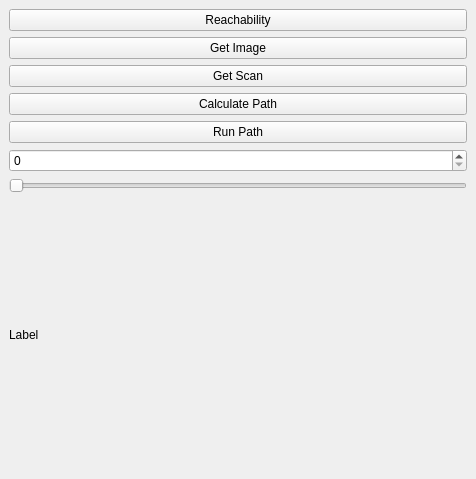
Above: main/src/SamplePlugin.ui from balintbarna/Robotics-and-Computer-Vision-Semester-Project before the change. Below: the same form after it.
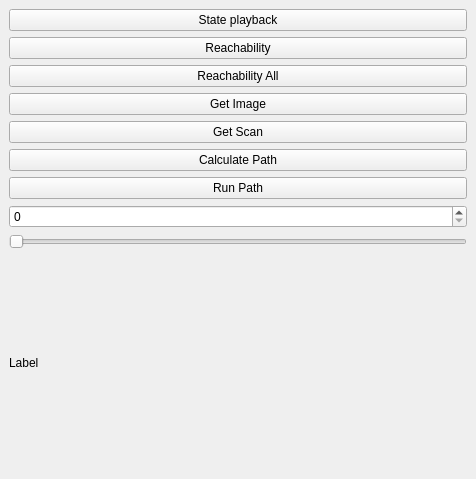
That is the form after the change.

Commit message: add two new buttons: reach all generates paths with collisions, normal raech only ones without collision State playback button will start/stop playback of it

The edit to the form file:
```diff
--- a/main/src/SamplePlugin.ui
+++ b/main/src/SamplePlugin.ui
@@ -17,6 +17,13 @@
    <layout class="QVBoxLayout" name="verticalLayout_2">
     <item>
      <layout class="QVBoxLayout" name="verticalLayout">
+     <item>
+       <widget class="QPushButton" name="_btn_state_playback">
+        <property name="text">
+         <string>State playback</string>
+        </property>
+       </widget>
+      </item>
       <item>
        <widget class="QPushButton" name="_btn_reach">
         <property name="text">
@@ -24,6 +31,13 @@
         </property>
        </widget>
       </item>
+      <item>
+       <widget class="QPushButton" name="_btn_reach_all">
+        <property name="text">
+         <string>Reachability All</string>
+        </property>
+       </widget>
+      </item>
       <item>
        <widget class="QPushButton" name="_btn_im">
         <property name="text">
```
